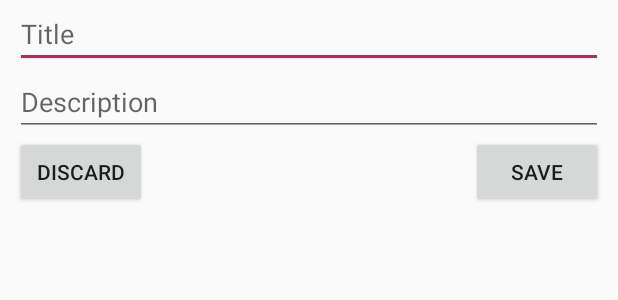
After one commit to ozakeri/generatePassword, an Android app: the layout activity_main2.xml on its own in the app's theme, with its tools: preview values and no code run, on a phone screen of 412 x 824 dp. The commit adds this screen. Shown: the top 300 px of the screen. Run offline under Robolectric (Android 15) with nearby library versions, the phone set to English and light mode, and no system bars.

Commit message:
commited by omid zakeri

```diff
--- a/app/src/main/AndroidManifest.xml
+++ b/app/src/main/AndroidManifest.xml
@@ -9,7 +9,8 @@
         android:roundIcon="@mipmap/ic_launcher_round"
         android:supportsRtl="true"
         android:theme="@style/AppTheme">
-        <activity android:name=".NotesActivity"></activity>
+        <activity android:name=".AddNotesActivity" android:theme="@style/Theme.AppCompat.Dialog"/>
+        <activity android:name=".NotesActivity" />
         <activity android:name=".MainActivity">
             <intent-filter>
                 <action android:name="android.intent.action.MAIN" />
--- a/app/src/main/java/samidsoft/co/passwordgenerator/dao/NoteDao.java
+++ b/app/src/main/java/samidsoft/co/passwordgenerator/dao/NoteDao.java
@@ -16,8 +16,8 @@ public interface NoteDao {
     @Query("SELECT * FROM note")
     List<Note> getAllNotes();
 
-    @Query("SELECT * FROM note WHERE title = :key")
-    List<Note> getNotesByKey(Long key);
+    @Query("SELECT * FROM note WHERE id = :key")
+    Note getNotesByKey(Long key);
 
     @Query("SELECT * FROM note WHERE title LIKE '%'|| :key || '%'")
     List<Note> getNotesByKeyWord(String key);
--- /dev/null
+++ b/app/src/main/res/layout/activity_main2.xml
@@ -0,0 +1,50 @@
+<?xml version="1.0" encoding="utf-8"?>
+<androidx.constraintlayout.widget.ConstraintLayout xmlns:android="http://schemas.android.com/apk/res/android"
+    xmlns:tools="http://schemas.android.com/tools"
+    android:layout_width="match_parent"
+    android:layout_height="wrap_content">
+
+    <RelativeLayout
+        android:layout_width="match_parent"
+        android:layout_height="wrap_content"
+        android:layout_margin="10dp"
+        tools:ignore="MissingConstraints">
+
+        <androidx.appcompat.widget.AppCompatEditText
+            android:id="@+id/input_title1"
+            android:layout_width="match_parent"
+            android:layout_height="wrap_content"
+            android:hint="@string/title" />
+
+        <androidx.appcompat.widget.AppCompatEditText
+            android:id="@+id/input_title2"
+            android:layout_width="match_parent"
+            android:layout_height="wrap_content"
+            android:layout_below="@+id/input_title1"
+            android:hint="@string/description" />
+
+
+        <androidx.appcompat.widget.AppCompatButton
+            android:id="@+id/btn_save"
+            android:layout_width="wrap_content"
+            android:layout_height="wrap_content"
+            android:layout_centerHorizontal="true"
+            android:layout_below="@+id/input_title2"
+            android:layout_alignParentRight="true"
+            android:text="@string/save"
+            android:layout_alignParentEnd="true" />
+
+        <androidx.appcompat.widget.AppCompatButton
+            android:id="@+id/btn_discard"
+            android:layout_width="wrap_content"
+            android:layout_height="wrap_content"
+            android:layout_centerHorizontal="true"
+            android:text="@string/discard"
+            android:layout_alignParentLeft="true"
+            android:layout_below="@+id/input_title2"
+            android:layout_alignParentStart="true" />
+
+
+    </RelativeLayout>
+
+</androidx.constraintlayout.widget.ConstraintLayout>
--- a/app/src/main/res/values/colors.xml
+++ b/app/src/main/res/values/colors.xml
@@ -3,4 +3,6 @@
     <color name="colorPrimary">#008577</color>
     <color name="colorPrimaryDark">#00574B</color>
     <color name="colorAccent">#D81B60</color>
+    <color name="text_date">#BDA9A9</color>
+    <color name="cardview_adapter">#ffffff</color>
 </resources>
--- a/app/src/main/res/values/dimens.xml
+++ b/app/src/main/res/values/dimens.xml
@@ -8,6 +8,6 @@
     <dimen name="small_margin">4dp</dimen>
     <dimen name="toolbar_shadow_height">4dp</dimen>
     <dimen name="generated_password_layout_height">104dp</dimen>
-    <dimen name="adapter_text_margin">10dp</dimen>
+    <dimen name="adapter_text_margin">5dp</dimen>
 
 </resources>
```
Also changed, not shown: app/src/main/java/samidsoft/co/passwordgenerator/AddNotesActivity.java (added, +112 -0 lines), app/src/main/java/samidsoft/co/passwordgenerator/NotesActivity.java (+61 -7 lines), app/src/main/java/samidsoft/co/passwordgenerator/adapter/NotesAdapter.java (+87 -10 lines), app/src/main/res/layout/activity_notes.xml (+11 -4 lines), app/src/main/res/layout/adapter_item_layout.xml (+25 -12 lines).
